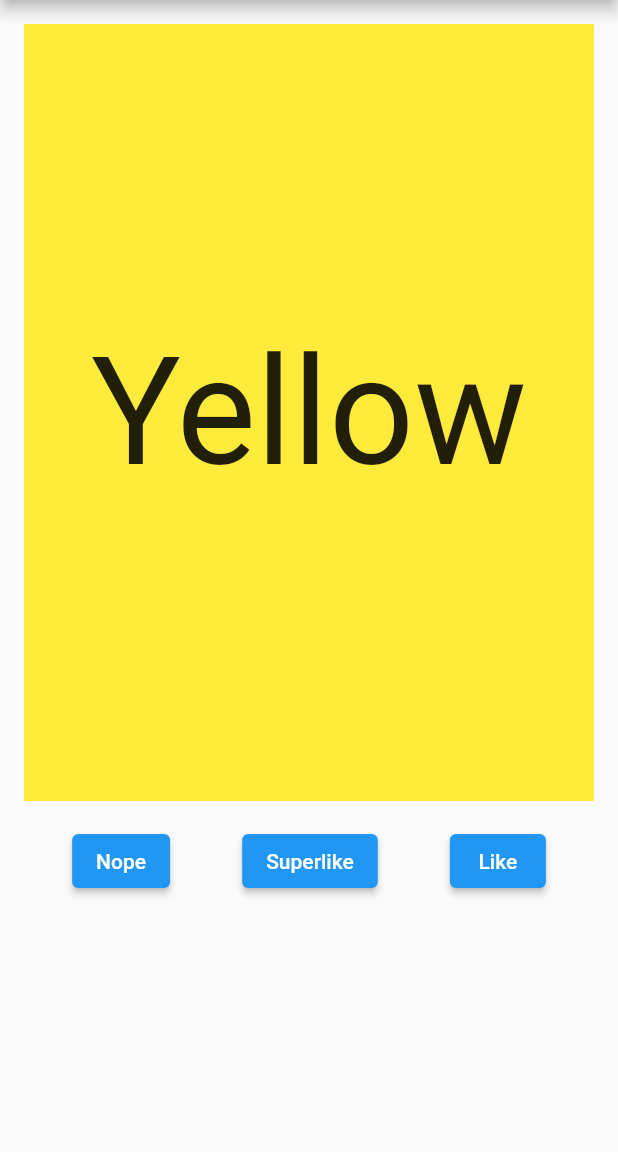
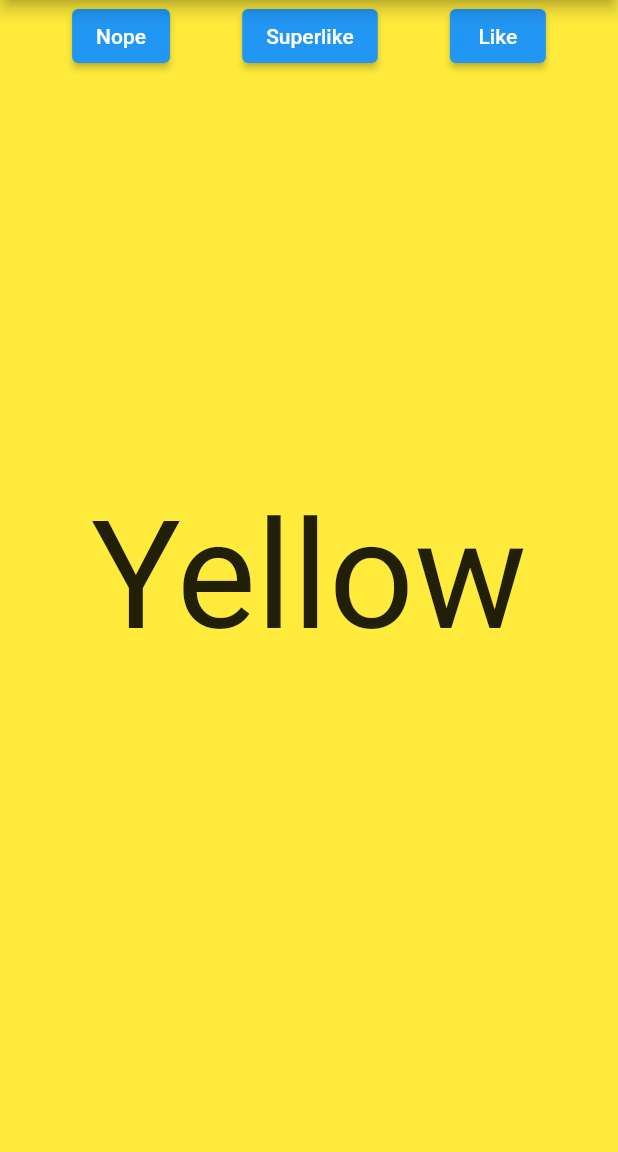
Before and after one commit to AnupKumarPanwar/swipe_cards, a Flutter app: the screen it shows after launch, after a tap on "Nope", after a tap on "Superlike", after a tap on "Like", on a phone screen of 412 x 824 dp, the part 84-1236 px from its top. Run offline on Flutter 3.47's test engine with Material 2 defaults, Android fonts, the phone set to English and light mode, and no system bars.

Commit message:
example migrate to nullsafety, added fillSpace, card padding, disable superlike

```diff
--- a/example/lib/content.dart
+++ b/example/lib/content.dart
@@ -2,8 +2,8 @@ import 'package:flutter/cupertino.dart';
 import 'package:flutter/material.dart';
 
 class Content {
-  final String text;
-  final Color color;
+  final String? text;
+  final Color? color;
 
   Content({this.text, this.color});
 }
--- a/example/lib/main.dart
+++ b/example/lib/main.dart
@@ -1,7 +1,7 @@
-
-import 'package:example/content.dart';
 import 'package:flutter/material.dart';
 import 'package:swipe_cards/swipe_cards.dart';
+
+import 'content.dart';
 
 void main() {
   runApp(MyApp());
@@ -23,9 +23,9 @@ class MyApp extends StatelessWidget {
 }
 
 class MyHomePage extends StatefulWidget {
-  MyHomePage({Key key, this.title}) : super(key: key);
+  MyHomePage({Key? key, this.title}) : super(key: key);
 
-  final String title;
+  final String? title;
 
   @override
   _MyHomePageState createState() => _MyHomePageState();
@@ -33,7 +33,7 @@ class MyHomePage extends StatefulWidget {
 
 class _MyHomePageState extends State<MyHomePage> {
   List<SwipeItem> _swipeItems = <SwipeItem>[];
-  MatchEngine _matchEngine;
+  MatchEngine? _matchEngine;
   GlobalKey<ScaffoldState> _scaffoldKey = GlobalKey();
   List<String> _names = ["Red", "Blue", "Green", "Yellow", "Orange"];
   List<Color> _colors = [
@@ -50,19 +50,21 @@ class _MyHomePageState extends State<MyHomePage> {
       _swipeItems.add(SwipeItem(
           content: Content(text: _names[i], color: _colors[i]),
           likeAction: () {
-            _scaffoldKey.currentState.showSnackBar(SnackBar(
+            print("Liked ${_names[i]}");
+            _scaffoldKey.currentState!.showSnackBar(SnackBar(
               content: Text("Liked ${_names[i]}"),
               duration: Duration(milliseconds: 500),
             ));
           },
           nopeAction: () {
-            _scaffoldKey.currentState.showSnackBar(SnackBar(
+            print("Nope ${_names[i]}");
+            _scaffoldKey.currentState!.showSnackBar(SnackBar(
               content: Text("Nope ${_names[i]}"),
               duration: Duration(milliseconds: 500),
             ));
           },
           superlikeAction: () {
-            _scaffoldKey.currentState.showSnackBar(SnackBar(
+            _scaffoldKey.currentState!.showSnackBar(SnackBar(
               content: Text("Superliked ${_names[i]}"),
               duration: Duration(milliseconds: 500),
             ));
@@ -78,14 +80,14 @@ class _MyHomePageState extends State<MyHomePage> {
     return Scaffold(
         key: _scaffoldKey,
         appBar: AppBar(
-          title: Text(widget.title),
+          title: Text(widget.title!),
         ),
         body: Container(
-            child: Column(children: [
+            child: Stack(children: [
           Container(
-            height: 550,
+            height: MediaQuery.of(context).size.height - kToolbarHeight,
             child: SwipeCards(
-              matchEngine: _matchEngine,
+              matchEngine: _matchEngine!,
               itemBuilder: (BuildContext context, int index) {
                 return Container(
                   alignment: Alignment.center,
@@ -97,7 +99,7 @@ class _MyHomePageState extends State<MyHomePage> {
                 );
               },
               onStackFinished: () {
-                _scaffoldKey.currentState.showSnackBar(SnackBar(
+                _scaffoldKey.currentState!.showSnackBar(SnackBar(
                   content: Text("Stack Finished"),
                   duration: Duration(milliseconds: 500),
                 ));
@@ -109,17 +111,17 @@ class _MyHomePageState extends State<MyHomePage> {
             children: [
               ElevatedButton(
                   onPressed: () {
-                    _matchEngine.currentItem?.nope();
+                    _matchEngine!.currentItem?.nope();
                   },
                   child: Text("Nope")),
               ElevatedButton(
                   onPressed: () {
-                    _matchEngine.currentItem?.superLike();
+                    _matchEngine!.currentItem?.superLike();
                   },
                   child: Text("Superlike")),
               ElevatedButton(
                   onPressed: () {
-                    _matchEngine.currentItem?.like();
+                    _matchEngine!.currentItem?.like();
                   },
                   child: Text("Like"))
             ],
--- a/example/pubspec.yaml
+++ b/example/pubspec.yaml
@@ -4,7 +4,7 @@ publish_to: 'none'
 version: 1.0.0+1
 
 environment:
-  sdk: ">=2.7.0 <3.0.0"
+  sdk: ">=2.12.0 <3.0.0"
 
 dependencies:
   flutter:
--- a/lib/draggable_card.dart
+++ b/lib/draggable_card.dart
@@ -13,6 +13,8 @@ class DraggableCard extends StatefulWidget {
   final Function(double distance)? onSlideUpdate;
   final Function(SlideRegion? slideRegion)? onSlideRegionUpdate;
   final Function(SlideDirection? direction)? onSlideOutComplete;
+  final bool upSwipeAllowed;
+  final EdgeInsets padding;
 
   DraggableCard(
       {this.card,
@@ -20,7 +22,9 @@ class DraggableCard extends StatefulWidget {
       this.onSlideUpdate,
       this.onSlideOutComplete,
       this.slideTo,
-      this.onSlideRegionUpdate});
+      this.onSlideRegionUpdate,
+      this.upSwipeAllowed = true,
+      this.padding = EdgeInsets.zero});
 
   @override
   _DraggableCardState createState() => _DraggableCardState();
@@ -48,8 +52,6 @@ class _DraggableCardState extends State<DraggableCard>
   @override
   void initState() {
     super.initState();
-    print("draggable ${widget.isDraggable}");
-
     slideBackAnimation = AnimationController(
       duration: const Duration(milliseconds: 1000),
       vsync: this,
@@ -60,8 +62,6 @@ class _DraggableCardState extends State<DraggableCard>
               const Offset(0.0, 0.0),
               Curves.elasticOut.transform(slideBackAnimation.value),
             );
-
-            print("draggable ${widget.isDraggable}");
 
             if (null != widget.onSlideUpdate) {
               widget.onSlideUpdate!(cardOffset!.distance);
@@ -235,11 +235,16 @@ class _DraggableCardState extends State<DraggableCard>
         slideOutDirection =
             isInLeftRegion ? SlideDirection.left : SlideDirection.right;
       } else if (isInTopRegion) {
-        slideOutTween = Tween(
-            begin: cardOffset, end: dragVector * (2 * context.size!.height));
-        slideOutAnimation.forward(from: 0.0);
+        if (widget.upSwipeAllowed) {
+          slideOutTween = Tween(
+              begin: cardOffset, end: dragVector * (2 * context.size!.height));
+          slideOutAnimation.forward(from: 0.0);
 
-        slideOutDirection = SlideDirection.up;
+          slideOutDirection = SlideDirection.up;
+        } else {
+          slideBackStart = cardOffset;
+          slideBackAnimation.forward(from: 0.0);
+        }
       } else {
         slideBackStart = cardOffset;
         slideBackAnimation.forward(from: 0.0);
@@ -286,7 +291,7 @@ class _DraggableCardState extends State<DraggableCard>
         key: profileCardKey,
         width: anchorBounds?.width,
         height: anchorBounds?.height,
-        padding: const EdgeInsets.all(16.0),
+        padding: widget.padding,
         child: GestureDetector(
           onPanStart: _onPanStart,
           onPanUpdate: _onPanUpdate,
--- a/lib/swipe_cards.dart
+++ b/lib/swipe_cards.dart
@@ -1,5 +1,6 @@
 library swipe_cards;
 
+import 'package:flutter/cupertino.dart';
 import 'package:flutter/material.dart';
 import 'package:swipe_cards/draggable_card.dart';
 import 'package:swipe_cards/profile_card.dart';
@@ -8,12 +9,18 @@ class SwipeCards extends StatefulWidget {
   final IndexedWidgetBuilder itemBuilder;
   final MatchEngine matchEngine;
   final Function onStackFinished;
+  final bool fillSpace;
+  final bool upSwipeAllowed;
+  final EdgeInsets padding;
 
   const SwipeCards(
       {Key? key,
       required this.matchEngine,
       required this.onStackFinished,
-      required this.itemBuilder})
+      required this.itemBuilder,
+      this.fillSpace = true,
+      this.upSwipeAllowed = false,
+      this.padding = EdgeInsets.zero})
       : super(key: key);
 
   @override
@@ -144,11 +151,13 @@ class _SwipeCardsState extends State<SwipeCards> {
   @override
   Widget build(BuildContext context) {
     return Stack(
+      fit: widget.fillSpace == true ? StackFit.expand : StackFit.loose,
       children: <Widget>[
         if (widget.matchEngine.nextItem != null)
           DraggableCard(
             isDraggable: false,
             card: _buildBackCard(),
+            upSwipeAllowed: widget.upSwipeAllowed,
           ),
         if (widget.matchEngine.currentItem != null)
           DraggableCard(
@@ -157,6 +166,7 @@ class _SwipeCardsState extends State<SwipeCards> {
             onSlideUpdate: _onSlideUpdate,
             onSlideRegionUpdate: _onSlideRegion,
             onSlideOutComplete: _onSlideOutComplete,
+            upSwipeAllowed: widget.upSwipeAllowed,
           )
       ],
     );
```
Also changed, not shown: example/pubspec.lock, pubspec.lock.
